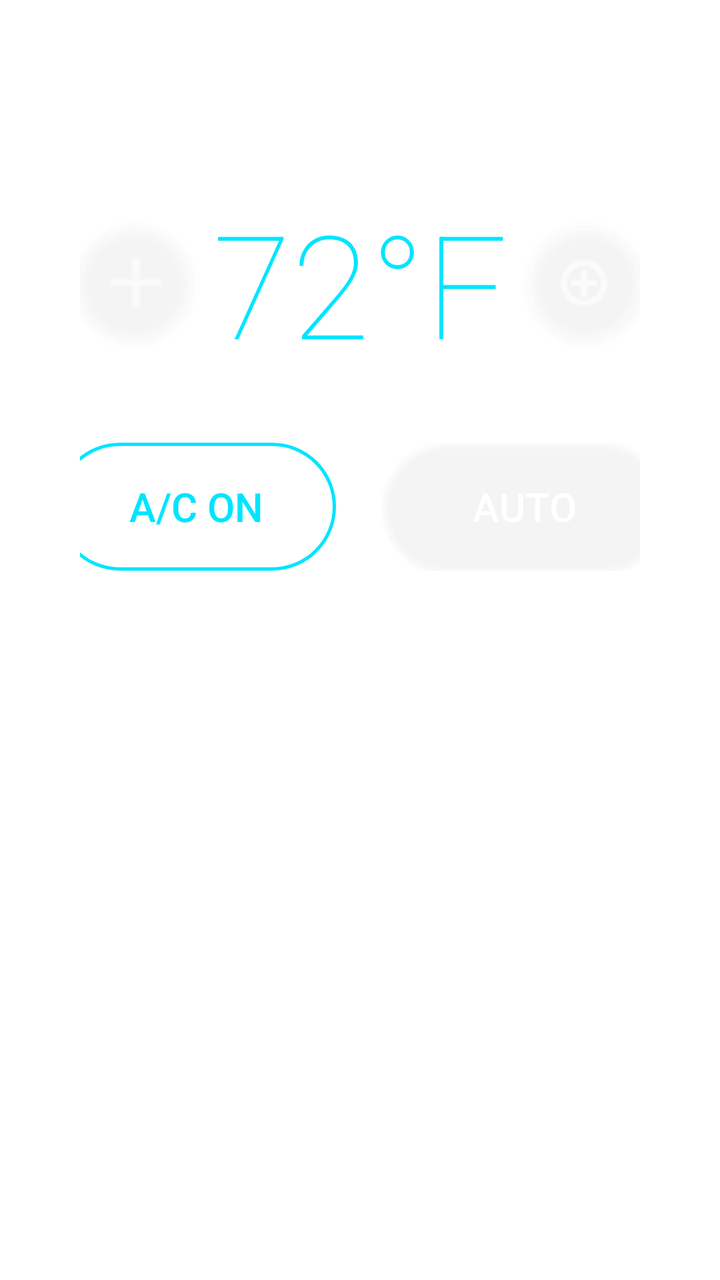
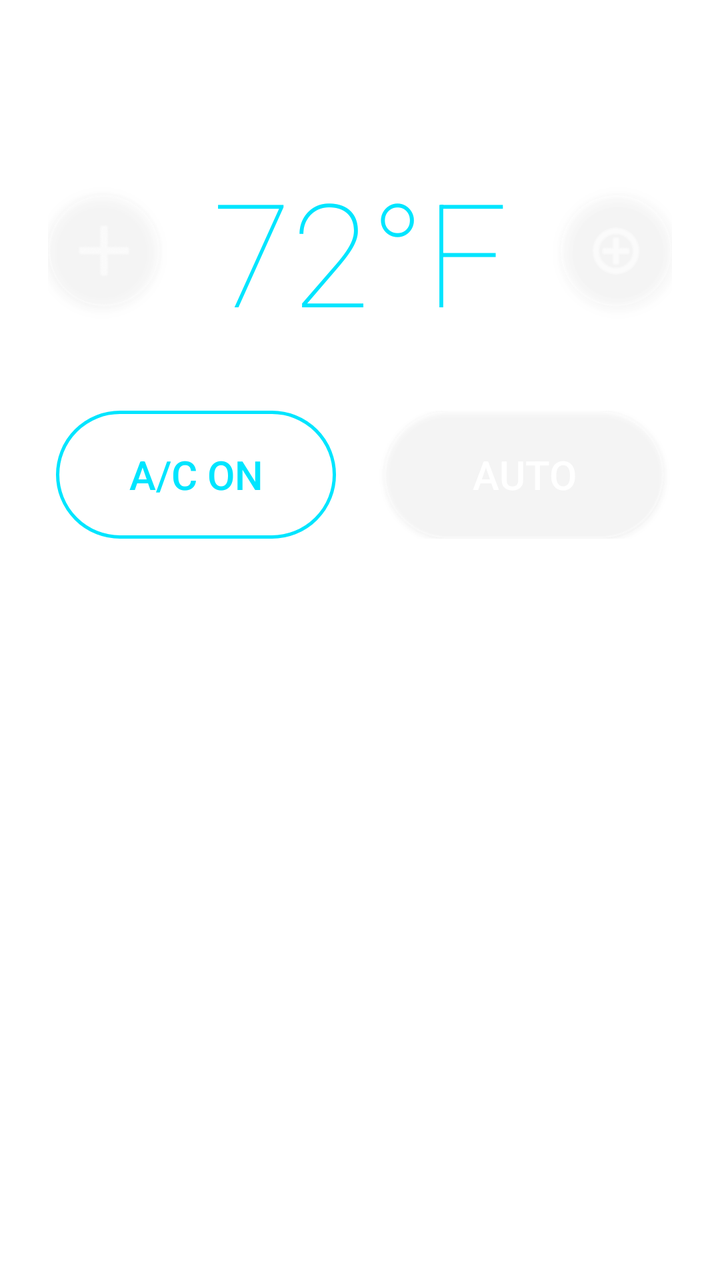

The first picture is an Android layout as it rendered before a commit; the second is the same layout after the commit. The layout source and the unified diff follow.
<!-- AndroidManifest.xml: application theme Theme.MockWidgets -->
<!-- res/layout/climate_widget.xml -->
<?xml version="1.0" encoding="utf-8"?>
<FrameLayout xmlns:android="http://schemas.android.com/apk/res/android"
    android:id="@+id/root_view"
    android:layout_width="match_parent"
    android:layout_height="match_parent"
    android:padding="16dp"
    android:background="@android:color/transparent">

    <LinearLayout
        android:layout_width="match_parent"
        android:layout_height="match_parent"
        android:orientation="vertical"
        android:background="@drawable/glass_panel"
        android:padding="24dp"
        android:gravity="center_horizontal">

        
        <TextView
            android:layout_width="wrap_content"
            android:layout_height="wrap_content"
            android:text="Climate Control"
            android:textColor="@color/glass_text_primary"
            android:textSize="28sp"
            android:fontFamily="sans-serif-light"
            android:layout_marginBottom="16dp"/>

        
        <LinearLayout
            android:layout_width="match_parent"
            android:layout_height="wrap_content"
            android:orientation="horizontal"
            android:gravity="center">

            <ImageButton
                android:id="@+id/btn_temp_down"
                android:layout_width="56dp"
                android:layout_height="56dp"
                android:background="@drawable/glass_button_ripple"
                android:src="@android:drawable/ic_menu_close_clear_cancel"
                android:rotation="45"
                android:tint="@color/glass_text_primary"
                android:elevation="4dp"/>

            <TextView
                android:id="@+id/txt_temperature"
                android:layout_width="0dp"
                android:layout_height="wrap_content"
                android:layout_weight="1"
                android:gravity="center"
                android:text="72°F"
                android:textColor="@color/glass_accent"
                android:textSize="72sp"
                android:fontFamily="sans-serif-thin"
                android:layout_marginLeft="8dp"
                android:layout_marginRight="8dp"/>

            <ImageButton
                android:id="@+id/btn_temp_up"
                android:layout_width="56dp"
                android:layout_height="56dp"
                android:background="@drawable/glass_button_ripple"
                android:src="@android:drawable/ic_menu_add"
                android:tint="@color/glass_text_primary"
                android:elevation="4dp"/>
        </LinearLayout>

        
        <LinearLayout
            android:layout_width="match_parent"
            android:layout_height="wrap_content"
            android:orientation="horizontal"
            android:gravity="center"
            android:layout_marginTop="32dp">

            <Button
                android:id="@+id/btn_ac_toggle"
                android:layout_width="140dp"
                android:layout_height="64dp"
                android:text="A/C ON"
                android:textSize="20sp"
                android:background="@drawable/glass_button_active_bg"
                android:textColor="@color/glass_accent"
                android:fontFamily="sans-serif-medium"
                android:layout_marginRight="24dp"/>

            <Button
                android:id="@+id/btn_auto_toggle"
                android:layout_width="140dp"
                android:layout_height="64dp"
                android:text="AUTO"
                android:textSize="20sp"
                android:background="@drawable/glass_button_ripple"
                android:textColor="@color/glass_text_primary"
                android:fontFamily="sans-serif-medium"/>
        </LinearLayout>
    </LinearLayout>
</FrameLayout>
<!-- resources referenced by this layout -->
<resources>
  <color name="glass_accent">#00E5FF</color>
  <color name="glass_text_primary">#FFFFFF</color>
  <!-- drawable glass_button_active_bg (drawable) -->
  <?xml version="1.0" encoding="utf-8"?>
  <shape xmlns:android="http://schemas.android.com/apk/res/android"
      android:shape="rectangle">
      <solid android:color="@color/glass_button_active_bg"/>
      <corners android:radius="100dp"/>
      <stroke android:width="1.5dp" android:color="@color/glass_accent"/>
  </shape>
  <!-- drawable glass_button_ripple (drawable) -->
  <?xml version="1.0" encoding="utf-8"?>
  <ripple xmlns:android="http://schemas.android.com/apk/res/android"
      android:color="?android:attr/colorControlHighlight">
      <item android:id="@android:id/mask" android:drawable="@drawable/glass_button_bg" />
      <item android:drawable="@drawable/glass_button_bg" />
  </ripple>
  <!-- drawable glass_panel (drawable) -->
  <?xml version="1.0" encoding="utf-8"?>
  <shape xmlns:android="http://schemas.android.com/apk/res/android"
      android:shape="rectangle">
      <solid android:color="@color/glass_panel_bg" />
      <corners android:radius="48dp" />
      <stroke
          android:width="1.5dp"
          android:color="@color/glass_panel_border" />
  </shape>
  <style name="Theme.MockWidgets" parent="@android:style/Theme.DeviceDefault.NoActionBar">
          <item name="android:windowBackground">@android:color/transparent</item>
          <item name="android:windowIsTranslucent">true</item>
          <item name="android:windowNoTitle">true</item>
          <item name="android:backgroundDimEnabled">false</item>
      </style>
  <color name="glass_button_active_bg">#80FFFFFF</color>
  <!-- drawable glass_button_bg (drawable) -->
  <?xml version="1.0" encoding="utf-8"?>
  <shape xmlns:android="http://schemas.android.com/apk/res/android"
      android:shape="rectangle">
      <solid android:color="@color/glass_button_bg"/>
      <corners android:radius="100dp"/>
      <stroke android:width="1dp" android:color="@color/glass_panel_border"/>
  </shape>
  <color name="glass_panel_bg">#33FFFFFF</color>
  <color name="glass_panel_border">#4DFFFFFF</color>
  <color name="glass_button_bg">#4DFFFFFF</color>
</resources>

<!-- the commit's change to res/layout/climate_widget.xml (unified diff, before → after) -->
@@ -3,7 +3,6 @@
     android:id="@+id/root_view"
     android:layout_width="match_parent"
     android:layout_height="match_parent"
-    android:padding="16dp"
     android:background="@android:color/transparent">
 
     <LinearLayout
